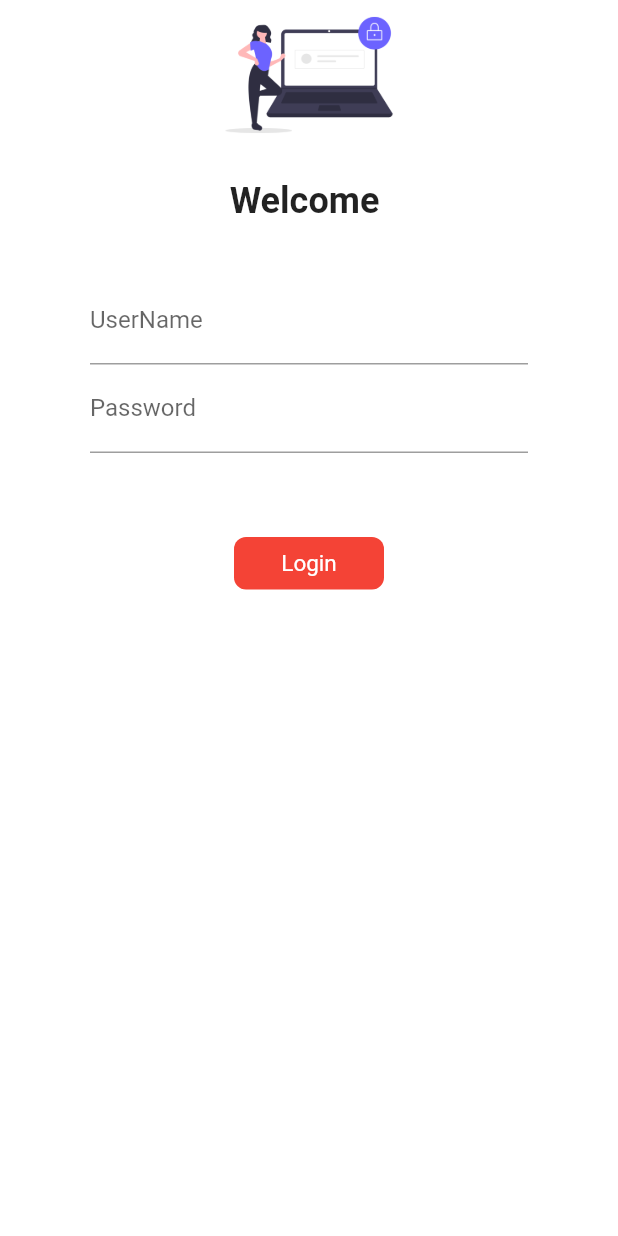
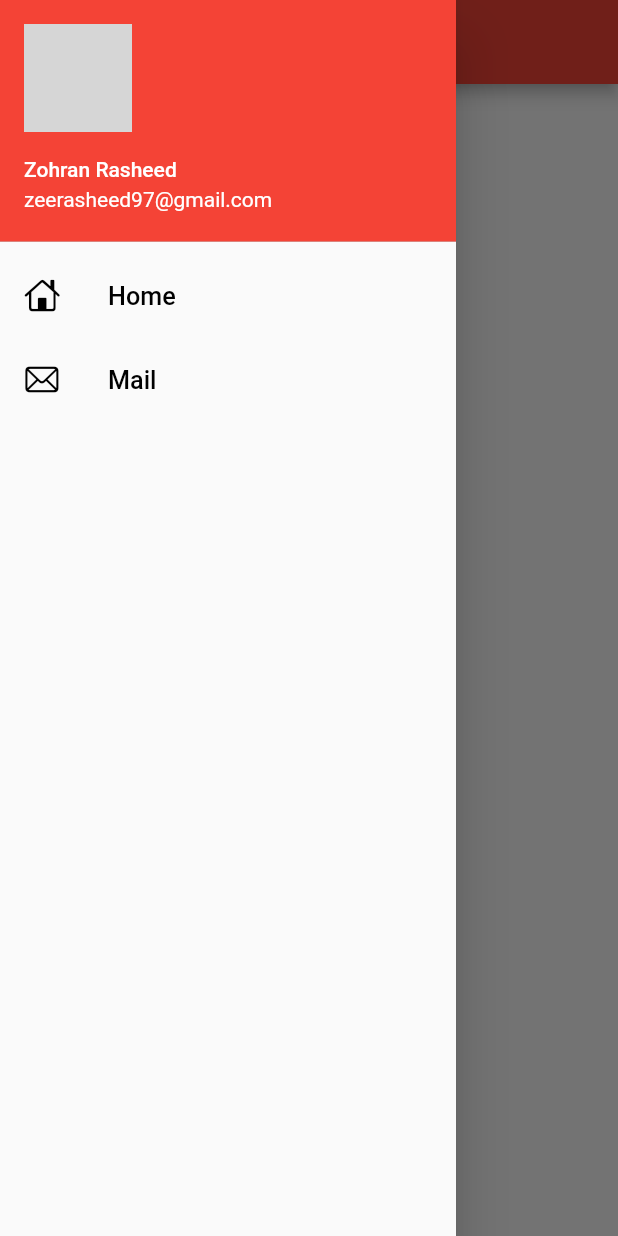
Before and after one commit to zohran/Flutter_course, a Flutter app: the screen it shows after launch, with the side drawer open (before the commit the screen has no drawer), on a phone screen of 412 x 824 dp. Run offline on Flutter 3.47's test engine with Material 2 defaults, Android fonts, the phone set to English and light mode, and no system bars; our stand-ins replace google_fonts; network calls fail; grey boxes are pictures that could not be loaded.

Commit message:
Day8 Compeleted

```diff
--- a/lib/Screens/home_page.dart
+++ b/lib/Screens/home_page.dart
@@ -1,4 +1,5 @@
 import 'package:flutter/material.dart';
+import 'package:flutter_application_1/widgets/drawer.dart';
 
 class Homepage extends StatelessWidget {
   const Homepage({Key? key}) : super(key: key);
@@ -16,7 +17,7 @@ class Homepage extends StatelessWidget {
             child: Text("Zeer $days"),
           ),
         ),
-        drawer: Drawer(),
+        drawer: MyDrawer(),
       ),
     );
   }
--- a/lib/main.dart
+++ b/lib/main.dart
@@ -25,7 +25,7 @@ class Zohran extends StatelessWidget {
         fontFamily: GoogleFonts.lato().fontFamily,
         primaryTextTheme: GoogleFonts.latoTextTheme(),
       ),
-      initialRoute: MyRouts.loginrout,
+      initialRoute: MyRouts.homerout,
       routes: {
         //"/": (context) => Homepage(),
         MyRouts.homerout: (context) => Homepage(),
--- /dev/null
+++ b/lib/widgets/drawer.dart
@@ -0,0 +1,49 @@
+import 'package:flutter/cupertino.dart';
+import 'package:flutter/material.dart';
+
+class MyDrawer extends StatelessWidget {
+  @override
+  Widget build(BuildContext context) {
+    final imgurl =
+        "https://encrypted-tbn0.gstatic.com/images?q=tbn:ANd9GcQNcFqDeU3uxJr80lesUDSwMRRre-lcMQWfn8LWZn5qRj7dQFU&s";
+    return Drawer(
+      child: ListView(
+        children: [
+          DrawerHeader(
+            padding: EdgeInsets.zero,
+            child: UserAccountsDrawerHeader(
+              accountEmail: Text("zeerasheed97@gmail.com"),
+              accountName: Text("Zohran Rasheed"),
+              margin: EdgeInsets.zero,
+              currentAccountPicture: CircleAvatar(
+                backgroundImage: NetworkImage(imgurl),
+              ),
+            ),
+          ),
+          ListTile(
+            leading: Icon(
+              CupertinoIcons.home,
+              color: Colors.black,
+            ),
+            title: Text(
+              "Home",
+              style: TextStyle(color: Colors.black),
+              textScaleFactor: 1.2,
+            ),
+          ),
+          ListTile(
+            leading: Icon(
+              CupertinoIcons.mail,
+              color: Colors.black,
+            ),
+            title: Text(
+              "Mail",
+              style: TextStyle(color: Colors.black),
+              textScaleFactor: 1.2,
+            ),
+          ),
+        ],
+      ),
+    );
+  }
+}
```
